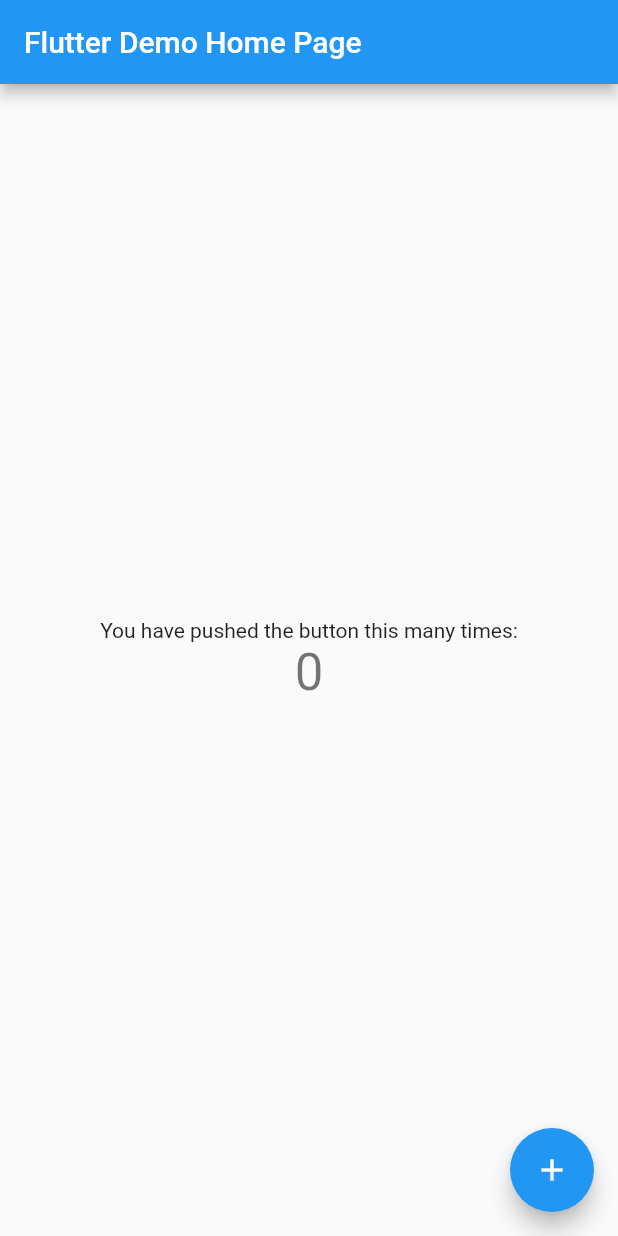
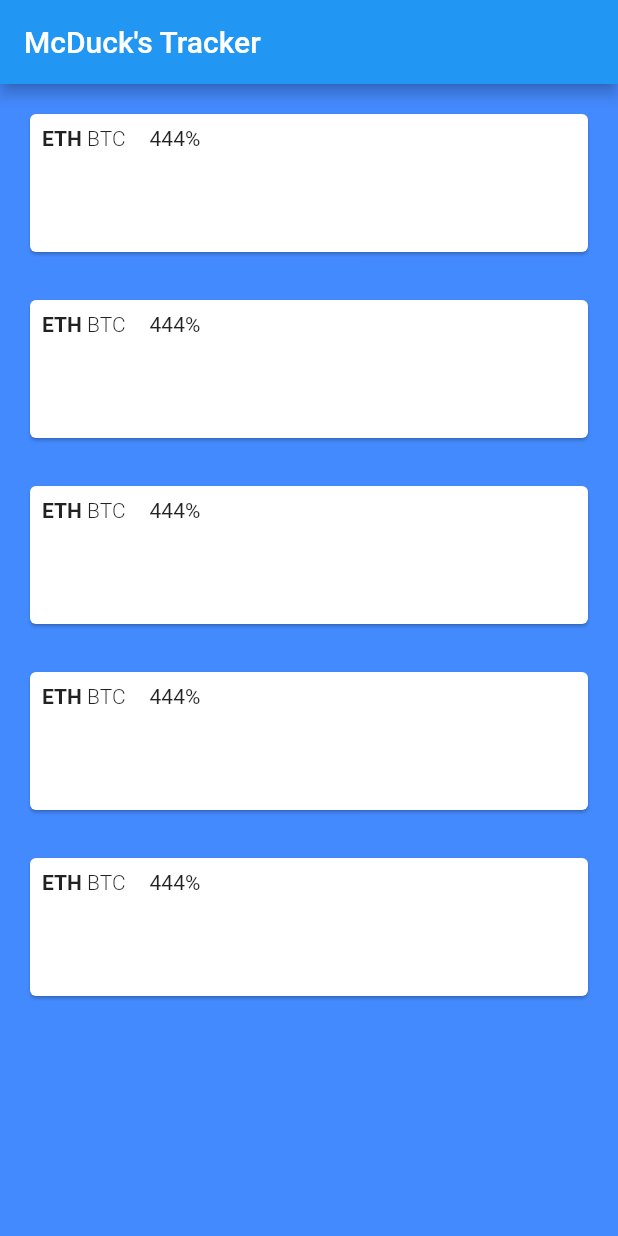
Before and after one commit to mcDucksProject/mcDucksTracker_app, a Flutter app: the screen it shows after launch, on a phone screen of 412 x 824 dp. Run offline on Flutter 3.47's test engine with Material 2 defaults, Android fonts, the phone set to English and light mode, and no system bars; our stand-ins replace get_it, shared_preferences; network calls fail.

Commit message:
WIP home tracker streen and functionality

```diff
--- a/lib/main.dart
+++ b/lib/main.dart
@@ -1,6 +1,9 @@
 import 'package:flutter/material.dart';
+import 'package:mcducktracker/screens/home/home_screen.dart';
+import 'package:mcducktracker/shared/services/service_locator.dart';
 
 void main() {
+  initGetIt();
   runApp(MyApp());
 }
 
@@ -9,105 +12,8 @@
   @override
   Widget build(BuildContext context) {
     return MaterialApp(
-      title: 'Flutter Demo',
-      theme: ThemeData(
-        // This is the theme of your application.
-        //
-        // Try running your application with "flutter run". You'll see the
-        // application has a blue toolbar. Then, without quitting the app, try
-        // changing the primarySwatch below to Colors.green and then invoke
-        // "hot reload" (press "r" in the console where you ran "flutter run",
-        // or simply save your changes to "hot reload" in a Flutter IDE).
-        // Notice that the counter didn't reset back to zero; the application
-        // is not restarted.
-        primarySwatch: Colors.blue,
-      ),
-      home: MyHomePage(title: 'Flutter Demo Home Page'),
+      debugShowCheckedModeBanner: false,
+      home: HomePage(),
     );
   }
 }
-
-class MyHomePage extends StatefulWidget {
-  MyHomePage({Key? key, required this.title}) : super(key: key);
-
-  // This widget is the home page of your application. It is stateful, meaning
-  // that it has a State object (defined below) that contains fields that affect
-  // how it looks.
-
-  // This class is the configuration for the state. It holds the values (in this
-  // case the title) provided by the parent (in this case the App widget) and
-  // used by the build method of the State. Fields in a Widget subclass are
-  // always marked "final".
-
-  final String title;
-
-  @override
-  _MyHomePageState createState() => _MyHomePageState();
-}
-
-class _MyHomePageState extends State<MyHomePage> {
-  int _counter = 0;
-
-  void _incrementCounter() {
-    setState(() {
-      // This call to setState tells the Flutter framework that something has
-      // changed in this State, which causes it to rerun the build method below
-      // so that the display can reflect the updated values. If we changed
-      // _counter without calling setState(), then the build method would not be
-      // called again, and so nothing would appear to happen.
-      _counter++;
-    });
-  }
-
-  @override
-  Widget build(BuildContext context) {
-    // This method is rerun every time setState is called, for instance as done
-    // by the _incrementCounter method above.
-    //
-    // The Flutter framework has been optimized to make rerunning build methods
-    // fast, so that you can just rebuild anything that needs updating rather
-    // than having to individually change instances of widgets.
-    return Scaffold(
-      appBar: AppBar(
-        // Here we take the value from the MyHomePage object that was created by
-        // the App.build method, and use it to set our appbar title.
-        title: Text(widget.title),
-      ),
-      body: Center(
-        // Center is a layout widget. It takes a single child and positions it
-        // in the middle of the parent.
-        child: Column(
-          // Column is also a layout widget. It takes a list of children and
-          // arranges them vertically. By default, it sizes itself to fit its
-          // children horizontally, and tries to be as tall as its parent.
-          //
-          // Invoke "debug painting" (press "p" in the console, choose the
-          // "Toggle Debug Paint" action from the Flutter Inspector in Android
-          // Studio, or the "Toggle Debug Paint" command in Visual Studio Code)
-          // to see the wireframe for each widget.
-          //
-          // Column has various properties to control how it sizes itself and
-          // how it positions its children. Here we use mainAxisAlignment to
-          // center the children vertically; the main axis here is the vertical
-          // axis because Columns are vertical (the cross axis would be
-          // horizontal).
-          mainAxisAlignment: MainAxisAlignment.center,
-          children: <Widget>[
-            Text(
-              'You have pushed the button this many times:',
-            ),
-            Text(
-              '$_counter',
-              style: Theme.of(context).textTheme.headline4,
-            ),
-          ],
-        ),
-      ),
-      floatingActionButton: FloatingActionButton(
-        onPressed: _incrementCounter,
-        tooltip: 'Increment',
-        child: Icon(Icons.add),
-      ), // This trailing comma makes auto-formatting nicer for build methods.
-    );
-  }
-}
--- /dev/null
+++ b/lib/screens/home/home_screen.dart
@@ -0,0 +1,103 @@
+import 'package:flutter/cupertino.dart';
+import 'package:flutter/material.dart';
+import 'package:flutter/painting.dart';
+import 'package:mcducktracker/shared/services/service_locator.dart';
+import 'package:mcducktracker/shared/services/externalData/binance/binance_public_service.dart';
+
+class HomePage extends StatefulWidget {
+  @override
+  _HomePageState createState() => _HomePageState();
+}
+
+class _HomePageState extends State<HomePage> {
+  @override
+  Widget build(BuildContext context) {
+    return Scaffold(
+        appBar: AppBar(title: Text("McDuck's Tracker")),
+        backgroundColor: Colors.blueAccent,
+        body: Scrollbar(
+          child: ListView(
+            padding: const EdgeInsets.only(top: 8, left: 8, right: 8),
+            children: [
+              PairWidget(),
+              PairWidget(),
+              PairWidget(),
+              PairWidget(),
+              PairWidget(),
+            ],
+          ),
+        ));
+  }
+}
+
+class PairWidget extends StatefulWidget {
+  @override
+  _PairWidgetState createState() => _PairWidgetState();
+}
+const defaultInsets = EdgeInsets.all(8);
+class _PairWidgetState extends State<PairWidget> {
+  @override
+  Widget build(BuildContext context) {
+    BinancePublicService binancePublic = getIt<BinancePublicService>();
+    binancePublic.getTickerData();
+    return Container(
+      margin: const EdgeInsets.only(bottom: 8),
+      child: SafeArea(
+        top: false,
+        bottom: false,
+        child: Padding(
+            padding: defaultInsets,
+            child: SizedBox(
+                height: 100,
+                child: Card(
+                  clipBehavior: Clip.antiAlias,
+                  child: Column(
+                    children: [
+                      Row(
+                        mainAxisSize: MainAxisSize.max,
+                        children: [
+                          Column(children: [
+                            Container(
+                              padding: defaultInsets,
+                              child: RichText(
+                                text: TextSpan(
+                                    style: DefaultTextStyle.of(context).style,
+                                    children: const <TextSpan>[
+                                      TextSpan(
+                                          text: "ETH ",
+                                          style: TextStyle(
+                                              fontWeight: FontWeight.bold)),
+                                      TextSpan(text: "BTC", style: TextStyle(
+                                        fontWeight: FontWeight.w300
+                                      ))
+                                    ]),
+                              ),
+                            )
+                          ]),
+                          Column(
+                            mainAxisAlignment: MainAxisAlignment.end,
+                              children:[
+                            Container(
+                              alignment: Alignment.center,
+                              padding: defaultInsets,
+                              child: RichText(
+                                text: TextSpan(
+                                  style: DefaultTextStyle.of(context).style,
+                                  children: const <TextSpan>[
+                                    TextSpan(
+                                      text: "444%"
+                                    )
+                                  ]
+                                )
+                              ),
+                            )
+                          ])
+                        ],
+                      )
+                    ],
+                  ),
+                ))),
+      ),
+    );
+  }
+}
--- /dev/null
+++ b/lib/shared/controllers/tracker_controller.dart
@@ -0,0 +1,3 @@
+class TrackerController{
+
+}
--- /dev/null
+++ b/lib/shared/models/binance/ticker_pair.dart
@@ -0,0 +1,20 @@
+import 'dart:collection';
+
+import 'package:json_annotation/json_annotation.dart';
+
+part 'ticker_pair.g.dart';
+
+@JsonSerializable()
+class TickerPair{
+  String symbol;
+  @JsonKey(fromJson: _stringToDouble, toJson: _doubleToString)
+  double price;
+
+  TickerPair(this.symbol,this.price);
+
+  factory TickerPair.fromJson(LinkedHashMap<String,dynamic> json) => _$TickerPairFromJson(json);
+
+  Map<String,dynamic> toJson() => _$TickerPairToJson(this);
+  static double _stringToDouble(String number) => double.parse(number);
+  static String _doubleToString(double number) => number.toString();
+}
--- /dev/null
+++ b/lib/shared/services/externalData/binance/binance_public_service.dart
@@ -0,0 +1,32 @@
+
+import 'dart:convert';
+
+import 'package:mcducktracker/shared/models/binance/ticker_pair.dart';
+import 'package:http/http.dart' as http;
+
+class BinancePublicService{
+  static const String URL = "https://api.binance.com";
+  static const String TICKER_ENDPOINT = "/api/v3/ticker/price";
+  static const int RATE_LIMIT_MILISECONDS = 30000;
+  List<TickerPair> tickerPair = List<TickerPair>.empty(growable: true);
+  DateTime lastTickerCall = new DateTime(2020);
+
+  Future<List<TickerPair>> getTickerData() async{
+    DateTime now = DateTime.now();
+    if(now.millisecondsSinceEpoch - this.lastTickerCall.millisecondsSinceEpoch > RATE_LIMIT_MILISECONDS){
+      final http.Response response = await http.get(Uri.parse(URL+TICKER_ENDPOINT));
+      final List<dynamic> body = jsonDecode(response.body);
+      tickerPair = List<TickerPair>.empty(growable: true);
+      if(response.statusCode == 200){
+        body.forEach((element) {
+          tickerPair.add(TickerPair.fromJson(element));
+        });
+      }
+      this.lastTickerCall = DateTime.now();
+    }
+    return tickerPair;
+  }
+  DateTime getLastTickerCall(){
+    return this.lastTickerCall;
+  }
+}
--- /dev/null
+++ b/lib/shared/services/service_locator.dart
@@ -0,0 +1,12 @@
+
+import 'package:get_it/get_it.dart';
+import 'package:mcducktracker/shared/services/externalData/binance/binance_public_service.dart';
+import 'package:mcducktracker/shared/services/storage/shared_preferences_service.dart';
+import 'package:mcducktracker/shared/services/storage/storage_service.dart';
+
+final GetIt getIt = GetIt.instance;
+
+void initGetIt(){
+  getIt.registerLazySingleton<StorageService>(() => new SharedPreferencesService());
+  getIt.registerLazySingleton<BinancePublicService>(() => new BinancePublicService());
+}
```
Also changed, not shown: lib/shared/models/TrackerItem.dart (added, +24 -0 lines), lib/shared/models/order.dart (added, +24 -0 lines), lib/shared/models/pair.dart (added, +26 -0 lines), lib/shared/services/storage/shared_preferences_service.dart (added, +40 -0 lines), lib/shared/services/storage/storage_service.dart (added, +11 -0 lines), pubspec.yaml (+9 -0 lines), lib/shared/models/binance/ticker_pair.g.dart (added), lib/shared/models/order.g.dart (added), lib/shared/models/pair.g.dart (added), pubspec.lock, 2 other files.
